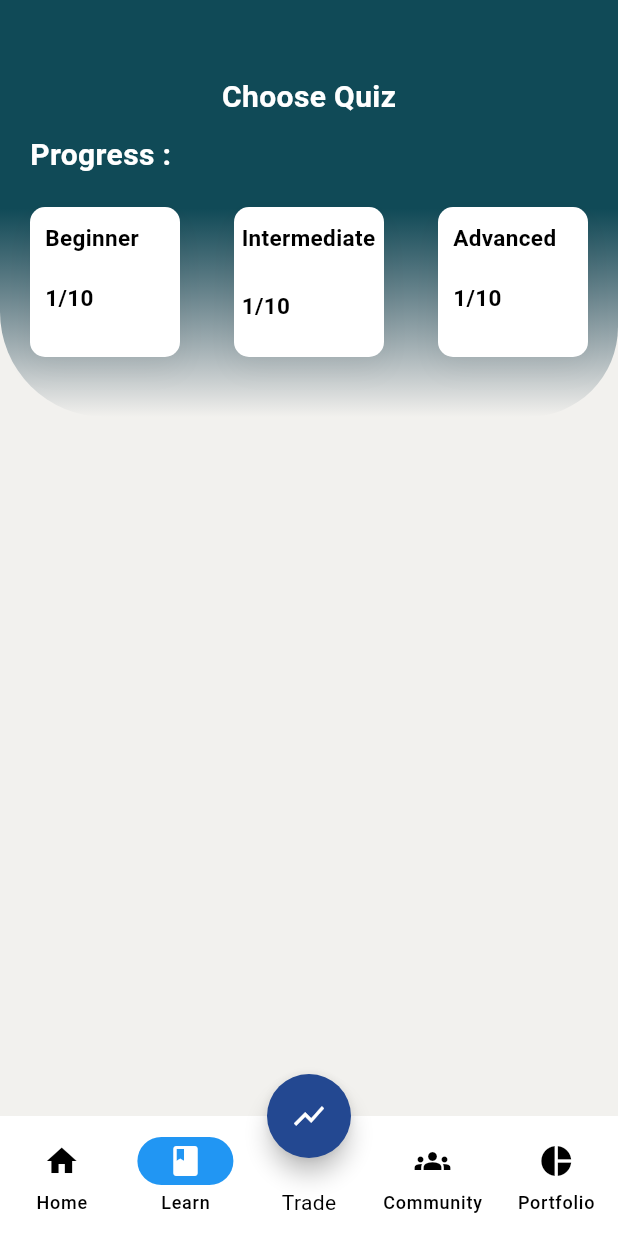
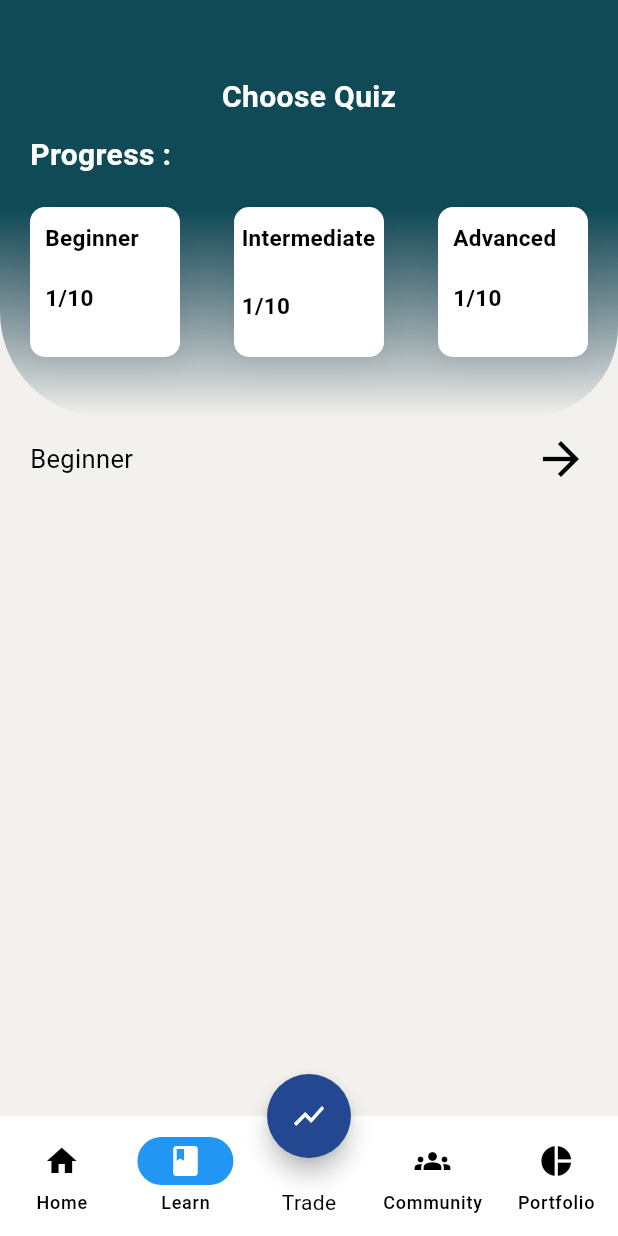
Before and after one commit to taufiqqq/BursaBuddy, a Flutter app: the screen it shows after launch, item 2 of the bottom bar chosen, on a phone screen of 412 x 824 dp. Run offline on Flutter 3.47's test engine with Material 3 defaults, Android fonts, the phone set to English and light mode, and no system bars; our stand-ins replace fl_chart, syncfusion_flutter_charts; missing offline and left inert: chart_sparkline.

Commit message:
Update learn_page.dart

```diff
--- a/lib/pages/learn_page.dart
+++ b/lib/pages/learn_page.dart
@@ -194,6 +194,30 @@ class LearnPage extends StatelessWidget {
                 ],
               ),
             ),
+            const Column(
+              children: [
+                Padding(
+                  padding: EdgeInsets.only(top: 10, left: 20, right: 20),
+                  child: Row(
+                    mainAxisAlignment: MainAxisAlignment.spaceBetween,
+                    children: [
+                      Text(
+                        'Beginner',
+                        style: TextStyle(
+                          fontSize: 17.0,
+                          color: Colors.black,
+                        ),
+                      ),
+                      Icon(
+                        Icons.arrow_forward_sharp,
+                        color: Colors.black,
+                        size: 36.0,
+                      ),
+                    ],
+                  ),
+                ),
+              ],
+            ),
           ],
         ),
       ),
```
